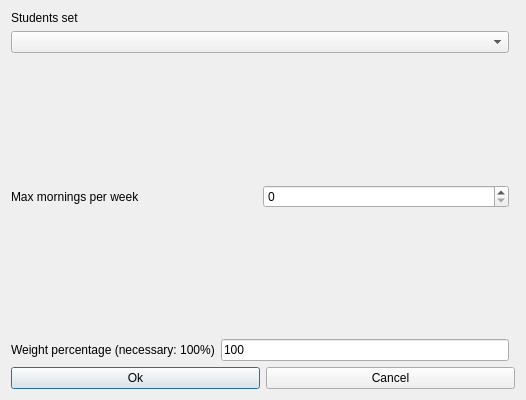
The window that fet/src/interface/modifyconstraintstudentssetmaxmorningsperweekform_template.ui (vonmecheln/fet) describes before a commit, drawn with Qt 5.
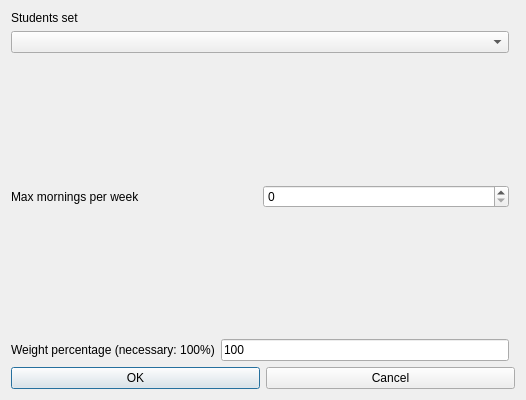
The same window after the commit.

```diff
--- a/fet/src/interface/modifyconstraintstudentssetmaxmorningsperweekform_template.ui
+++ b/fet/src/interface/modifyconstraintstudentssetmaxmorningsperweekform_template.ui
@@ -75,7 +75,7 @@
      <item>
       <widget class="QPushButton" name="okPushButton">
        <property name="text">
-        <string>Ok</string>
+        <string>OK</string>
        </property>
       </widget>
      </item>
```
